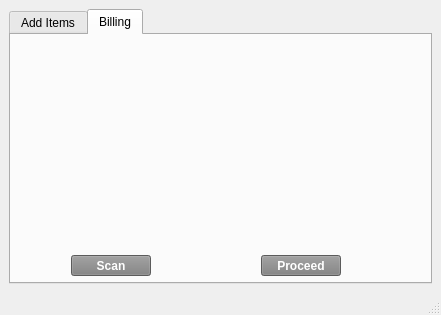
First picture: the form in src/Application/MainWindow.ui, repository nabeelsiddiqui314/point_of_sale, before the edit.
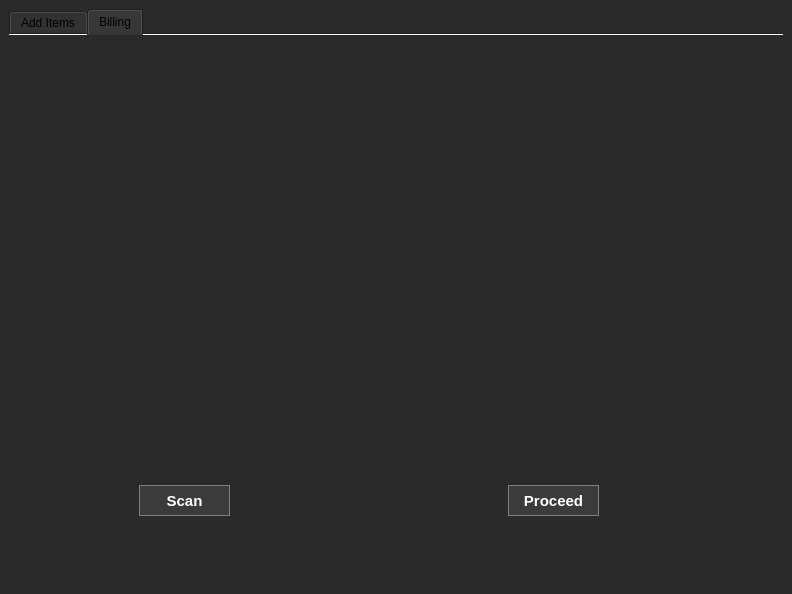
Second picture: the form after the edit. The open tabs and pages were chosen to show the change.

```diff
--- a/src/Application/MainWindow.ui
+++ b/src/Application/MainWindow.ui
@@ -6,8 +6,8 @@
    <rect>
     <x>0</x>
     <y>0</y>
-    <width>441</width>
-    <height>315</height>
+    <width>792</width>
+    <height>594</height>
    </rect>
   </property>
   <property name="windowTitle">
@@ -16,24 +16,35 @@
   <property name="autoFillBackground">
    <bool>false</bool>
   </property>
+  <property name="styleSheet">
+   <string notr="true">QWidget{
+background-color: rgb(42, 42, 42);
+}</string>
+  </property>
   <widget class="QWidget" name="centralwidget">
-   <layout class="QHBoxLayout" name="horizontalLayout_2">
+   <layout class="QVBoxLayout" name="verticalLayout">
     <item>
      <layout class="QHBoxLayout" name="horizontalLayout">
       <item>
        <widget class="QTabWidget" name="tabWidget">
         <property name="styleSheet">
-         <string notr="true">QPushButton{
-	background-color: gray;
-	color:white;
-	font: bold;
-}
-
-</string>
+         <string notr="true">QTabBar{
+    background: qlineargradient(x1: 0, y1: 0, x2: 0, y2: 1,
+                                black, black,
+                                balck,black);z
+    border:2px solid grey;
+	border-radius:6px
+}</string>
         </property>
         <property name="currentIndex">
          <number>0</number>
         </property>
+        <property name="documentMode">
+         <bool>true</bool>
+        </property>
+        <property name="tabBarAutoHide">
+         <bool>false</bool>
+        </property>
         <widget class="QWidget" name="tab">
          <attribute name="title">
           <string>Add Items</string>
@@ -71,10 +82,10 @@
          <widget class="QPushButton" name="scanButton">
           <property name="geometry">
            <rect>
-            <x>60</x>
-            <y>220</y>
-            <width>80</width>
-            <height>21</height>
+            <x>130</x>
+            <y>450</y>
+            <width>91</width>
+            <height>31</height>
            </rect>
           </property>
           <property name="sizePolicy">
@@ -83,8 +94,20 @@
             <verstretch>0</verstretch>
            </sizepolicy>
           </property>
+          <property name="font">
+           <font>
+            <pointsize>11</pointsize>
+            <italic>false</italic>
+            <bold>true</bold>
+           </font>
+          </property>
           <property name="styleSheet">
-           <string notr="true"/>
+           <string notr="true">QPushButton{
+	background-color:rgb(59,59, 59);
+	font:bold;
+	border: 1.4px solid grey;
+	color:white;
+}</string>
           </property>
           <property name="text">
            <string>Scan</string>
@@ -93,10 +116,10 @@
          <widget class="QPushButton" name="proceedButton">
           <property name="geometry">
            <rect>
-            <x>250</x>
-            <y>220</y>
-            <width>80</width>
-            <height>21</height>
+            <x>499</x>
+            <y>450</y>
+            <width>91</width>
+            <height>31</height>
            </rect>
           </property>
           <property name="sizePolicy">
@@ -105,6 +128,21 @@
             <verstretch>0</verstretch>
            </sizepolicy>
           </property>
+          <property name="font">
+           <font>
+            <pointsize>11</pointsize>
+            <italic>false</italic>
+            <bold>true</bold>
+           </font>
+          </property>
+          <property name="styleSheet">
+           <string notr="true">QPushButton{
+	color:white;
+	background-color:rgb(59,59, 59);
+	font:bold;
+	border: 1.4px solid grey;
+}</string>
+          </property>
           <property name="text">
            <string>Proceed</string>
           </property>
```
Left out of the diff: 31 changed lines with no effect on the pictures.
